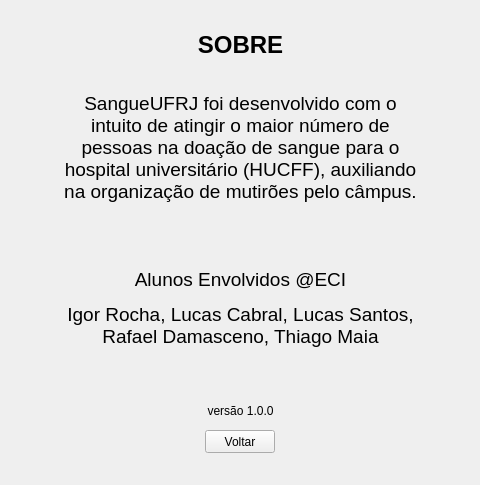
Before: the Qt Designer form dev/sangueDaUFRJ/about.ui in lucasdepaula/sbvbproject, drawn with Qt 5.
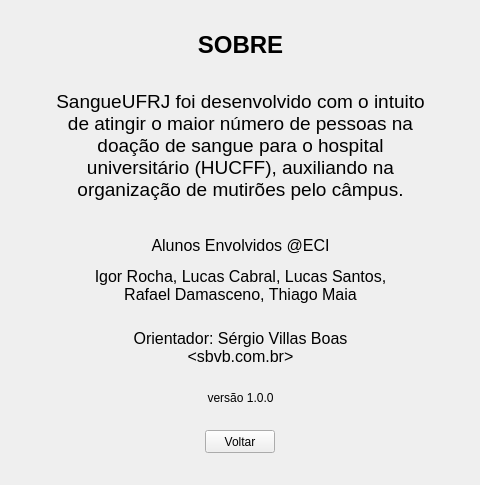
After: the same form once the commit is applied. Icons and pictures are not drawn.

The edit to the form file:
```diff
--- a/dev/sangueDaUFRJ/about.ui
+++ b/dev/sangueDaUFRJ/about.ui
@@ -76,17 +76,36 @@
   <widget class="QLabel" name="label_5">
    <property name="geometry">
     <rect>
-     <x>60</x>
-     <y>80</y>
-     <width>361</width>
-     <height>351</height>
+     <x>80</x>
+     <y>230</y>
+     <width>321</width>
+     <height>181</height>
     </rect>
    </property>
    <property name="styleSheet">
     <string notr="true">background:transparent;</string>
    </property>
    <property name="text">
-    <string>&lt;html&gt;&lt;head/&gt;&lt;body&gt;&lt;p align=&quot;center&quot;&gt;&lt;span style=&quot; font-size:14pt;&quot;&gt;SangueUFRJ foi desenvolvido com o intuito de atingir o maior número de pessoas na doação de sangue para o hospital universitário (HUCFF), auxiliando na organização de mutirões pelo câmpus.&lt;br/&gt;&lt;/span&gt;&lt;/p&gt;&lt;p align=&quot;center&quot;&gt;&lt;br/&gt;&lt;/p&gt;&lt;p align=&quot;center&quot;&gt;&lt;span style=&quot; font-size:14pt;&quot;&gt;Alunos Envolvidos @ECI&lt;/span&gt;&lt;/p&gt;&lt;p align=&quot;center&quot;&gt;&lt;span style=&quot; font-size:14pt;&quot;&gt;Igor Rocha, Lucas Cabral, Lucas Santos, Rafael Damasceno, Thiago Maia&lt;/span&gt;&lt;/p&gt;&lt;p align=&quot;center&quot;&gt;&lt;span style=&quot; font-size:12pt;&quot;&gt;&lt;br/&gt;&lt;/span&gt;&lt;/p&gt;&lt;p align=&quot;center&quot;&gt;versão 1.0.0&lt;/p&gt;&lt;/body&gt;&lt;/html&gt;</string>
+    <string>&lt;html&gt;&lt;head/&gt;&lt;body&gt;&lt;p align=&quot;center&quot;&gt;&lt;span style=&quot; font-size:12pt;&quot;&gt;Alunos Envolvidos @ECI&lt;/span&gt;&lt;/p&gt;&lt;p align=&quot;center&quot;&gt;&lt;span style=&quot; font-size:12pt;&quot;&gt;Igor Rocha, Lucas Cabral, Lucas Santos, Rafael Damasceno, Thiago Maia&lt;/span&gt;&lt;br/&gt;&lt;/p&gt;&lt;p align=&quot;center&quot;&gt;&lt;span style=&quot; font-size:12pt;&quot;&gt;Orientador: Sérgio Villas Boas &amp;lt;sbvb.com.br&amp;gt;&lt;/span&gt;&lt;br/&gt;&lt;/p&gt;&lt;p align=&quot;center&quot;&gt;versão 1.0.0&lt;/p&gt;&lt;/body&gt;&lt;/html&gt;</string>
+   </property>
+   <property name="wordWrap">
+    <bool>true</bool>
+   </property>
+  </widget>
+  <widget class="QLabel" name="label_6">
+   <property name="geometry">
+    <rect>
+     <x>50</x>
+     <y>70</y>
+     <width>381</width>
+     <height>151</height>
+    </rect>
+   </property>
+   <property name="styleSheet">
+    <string notr="true">background:transparent;</string>
+   </property>
+   <property name="text">
+    <string>&lt;html&gt;&lt;head/&gt;&lt;body&gt;&lt;p align=&quot;center&quot;&gt;&lt;span style=&quot; font-size:14pt;&quot;&gt;SangueUFRJ foi desenvolvido com o intuito de atingir o maior número de pessoas na doação de sangue para o hospital universitário (HUCFF), auxiliando na organização de mutirões pelo câmpus.&lt;/span&gt;&lt;/p&gt;&lt;/body&gt;&lt;/html&gt;</string>
    </property>
    <property name="wordWrap">
     <bool>true</bool>
```
Left out of the diff: 8 changed lines with no effect on the pictures.
